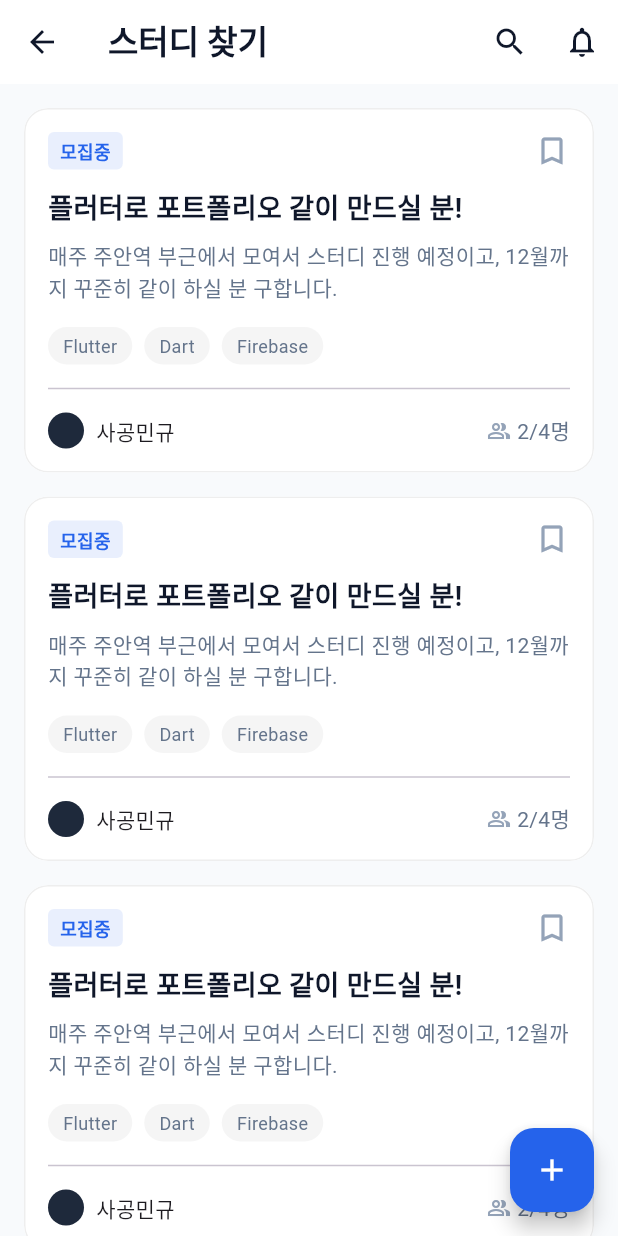
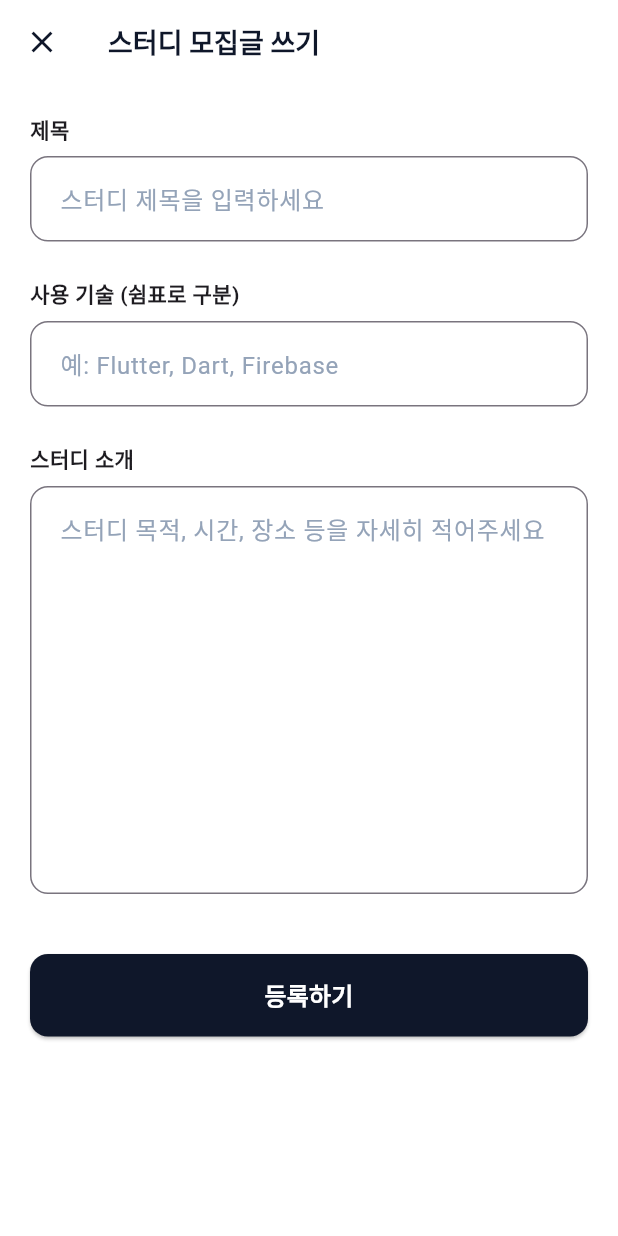
Before and after one commit to sagming40/dev_mate, a Flutter app: the StudyListScreen screen opened directly, after a tap on the "add" icon, on a phone screen of 412 x 824 dp. Run offline on Flutter 3.47's test engine with Material 3 defaults, Android fonts, the phone set to English and light mode, and no system bars; Roboto replaces fonts that are missing (Pretendard).

Commit message:
feat: 모집글 작성 화면 UI 구현
[ 글자를 입력받는 TextField와 이를 깔끔하게 배치하는 기능 ]

1. 모집글 작성 화면 파일 만들기
lib/features/study/ 폴더 -> study_create_screen.dart 파일 생성 및 코드 작성

2. 리스트 화면의 플러스(+) 버튼과 연결하기
리스트 화면 우측 하단에 있는 플로팅 액션 버튼(FAB)을 눌렀을 때 이 화면이 뜨게 연결

->lib/features/study/study_list_screen.dart 파일floatingActionButton 부분 수정

```diff
--- /dev/null
+++ b/lib/features/study/study_create_screen.dart
@@ -0,0 +1,109 @@
+// lib/features/study/study_create_screen.dart
+import 'package:flutter/material.dart';
+import '../../shared/constants/app_colors.dart';
+
+class StudyCreateScreen extends StatelessWidget {
+  const StudyCreateScreen({super.key});
+
+  @override
+  Widget build(BuildContext context) {
+    return Scaffold(
+      backgroundColor: Colors.white,
+      appBar: AppBar(
+        title: const Text(
+          '스터디 모집글 쓰기',
+          style: TextStyle(fontSize: 18, fontWeight: FontWeight.bold),
+        ),
+        backgroundColor: Colors.white,
+        foregroundColor: AppColors.primary,
+        elevation: 0,
+        leading: IconButton(
+          icon: const Icon(Icons.close), // 닫기 버튼
+          onPressed: () => Navigator.pop(context),
+        ),
+      ),
+      body: SingleChildScrollView(
+        padding: const EdgeInsets.all(20.0),
+        child: Column(
+          crossAxisAlignment: CrossAxisAlignment.start,
+          children: [
+            // 제목 입력
+            const Text('제목', style: TextStyle(fontWeight: FontWeight.bold)),
+            const SizedBox(height: 8),
+            TextField(
+              decoration: InputDecoration(
+                hintText: '스터디 제목을 입력하세요',
+                hintStyle: const TextStyle(color: AppColors.textHint),
+                border: OutlineInputBorder(
+                  borderRadius: BorderRadius.circular(12),
+                ),
+                contentPadding: const EdgeInsets.all(16),
+              ),
+            ),
+            const SizedBox(height: 24),
+
+            // 기술 태그 입력 (가이드 텍스트)
+            const Text(
+              '사용 기술 (쉼표로 구분)',
+              style: TextStyle(fontWeight: FontWeight.bold),
+            ),
+            const SizedBox(height: 8),
+            TextField(
+              decoration: InputDecoration(
+                hintText: '예: Flutter, Dart, Firebase',
+                hintStyle: const TextStyle(color: AppColors.textHint),
+                border: OutlineInputBorder(
+                  borderRadius: BorderRadius.circular(12),
+                ),
+                contentPadding: const EdgeInsets.all(16),
+              ),
+            ),
+            const SizedBox(height: 24),
+
+            // 내용 입력
+            const Text('스터디 소개', style: TextStyle(fontWeight: FontWeight.bold)),
+            const SizedBox(height: 8),
+            TextField(
+              maxLines: 10, // 여러 줄 입력 가능하게 설정
+              decoration: InputDecoration(
+                hintText: '스터디 목적, 시간, 장소 등을 자세히 적어주세요',
+                hintStyle: const TextStyle(color: AppColors.textHint),
+                border: OutlineInputBorder(
+                  borderRadius: BorderRadius.circular(12),
+                ),
+                contentPadding: const EdgeInsets.all(16),
+              ),
+            ),
+            const SizedBox(height: 40),
+
+            // 완료 버튼
+            SizedBox(
+              width: double.infinity,
+              child: ElevatedButton(
+                onPressed: () {
+                  // TODO: 실제로 데이터를 저장하는 로직
+                  Navigator.pop(context); // 일단은 작성 완료 후 이전 화면으로 이동
+                },
+                style: ElevatedButton.styleFrom(
+                  backgroundColor: AppColors.primary,
+                  padding: const EdgeInsets.symmetric(vertical: 16),
+                  shape: RoundedRectangleBorder(
+                    borderRadius: BorderRadius.circular(12),
+                  ),
+                ),
+                child: const Text(
+                  '등록하기',
+                  style: TextStyle(
+                    color: Colors.white,
+                    fontSize: 16,
+                    fontWeight: FontWeight.bold,
+                  ),
+                ),
+              ),
+            ),
+          ],
+        ),
+      ),
+    );
+  }
+}
--- a/lib/features/study/study_list_screen.dart
+++ b/lib/features/study/study_list_screen.dart
@@ -3,6 +3,8 @@ import 'package:flutter/material.dart';
 import '../../shared/constants/app_colors.dart';
 // 상단에 import 추가
 import 'study_detail_screen.dart';
+// 상단에 import 추가
+import 'study_create_screen.dart';
 
 class StudyListScreen extends StatelessWidget {
   const StudyListScreen({super.key});
@@ -35,7 +37,12 @@ class StudyListScreen extends StatelessWidget {
         },
       ),
       floatingActionButton: FloatingActionButton(
-        onPressed: () {},
+        onPressed: () {
+          Navigator.push(
+            context,
+            MaterialPageRoute(builder: (context) => const StudyCreateScreen()),
+          );
+        },
         backgroundColor: AppColors.accent,
         child: const Icon(Icons.add, color: Colors.white),
       ),
```
